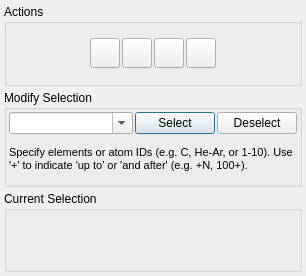
Qt form src/gui/select.ui (trisyoungs/aten) before a commit.
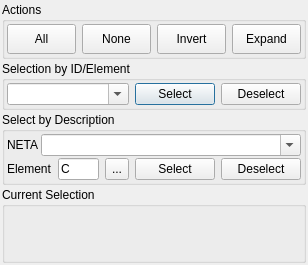
The same form after that commit. Icons and pictures are not drawn.

Commit message: Added NETA selection to Select window.

The edit to the form file:
```diff
--- a/src/gui/select.ui
+++ b/src/gui/select.ui
@@ -5,8 +5,8 @@
    <rect>
     <x>0</x>
     <y>0</y>
-    <width>306</width>
-    <height>276</height>
+    <width>307</width>
+    <height>265</height>
    </rect>
   </property>
   <property name="windowTitle">
@@ -16,40 +16,39 @@
    <iconset resource="icons.qrc">
     <normaloff>:/stackicons/icons/stack_select.svg</normaloff>:/stackicons/icons/stack_select.svg</iconset>
   </property>
-  <layout class="QVBoxLayout" name="verticalLayout_2">
+  <layout class="QVBoxLayout" name="verticalLayout_4">
    <property name="spacing">
-    <number>4</number>
+    <number>2</number>
    </property>
    <property name="margin">
-    <number>4</number>
+    <number>2</number>
    </property>
    <item>
     <widget class="QGroupBox" name="ActionsBox">
+     <property name="sizePolicy">
+      <sizepolicy hsizetype="Preferred" vsizetype="Minimum">
+       <horstretch>0</horstretch>
+       <verstretch>0</verstretch>
+      </sizepolicy>
+     </property>
      <property name="title">
       <string>Actions</string>
      </property>
      <layout class="QHBoxLayout" name="horizontalLayout">
       <property name="spacing">
-       <number>2</number>
+       <number>6</number>
       </property>
       <property name="margin">
        <number>2</number>
       </property>
-      <item>
-       <spacer name="horizontalSpacer">
-        <property name="orientation">
-         <enum>Qt::Horizontal</enum>
-        </property>
-        <property name="sizeHint" stdset="0">
-         <size>
-          <width>40</width>
-          <height>20</height>
-         </size>
-        </property>
-       </spacer>
-      </item>
       <item>
        <widget class="QToolButton" name="SelectAllButton">
+        <property name="sizePolicy">
+         <sizepolicy hsizetype="Minimum" vsizetype="Fixed">
+          <horstretch>0</horstretch>
+          <verstretch>0</verstretch>
+         </sizepolicy>
+        </property>
         <property name="minimumSize">
          <size>
           <width>30</width>
@@ -58,7 +57,7 @@
         </property>
         <property name="maximumSize">
          <size>
-          <width>30</width>
+          <width>654654</width>
           <height>30</height>
          </size>
         </property>
@@ -66,7 +65,7 @@
          <string>Select all atoms in the current model</string>
         </property>
         <property name="text">
-         <string/>
+         <string>All</string>
         </property>
         <property name="icon">
          <iconset resource="icons.qrc">
@@ -78,10 +77,19 @@
           <height>24</height>
          </size>
         </property>
+        <property name="toolButtonStyle">
+         <enum>Qt::ToolButtonTextBesideIcon</enum>
+        </property>
        </widget>
       </item>
       <item>
        <widget class="QToolButton" name="SelectNoneButton">
+        <property name="sizePolicy">
+         <sizepolicy hsizetype="Minimum" vsizetype="Fixed">
+          <horstretch>0</horstretch>
+          <verstretch>0</verstretch>
+         </sizepolicy>
+        </property>
         <property name="minimumSize">
          <size>
           <width>30</width>
@@ -90,7 +98,7 @@
         </property>
         <property name="maximumSize">
          <size>
-          <width>30</width>
+          <width>654</width>
           <height>30</height>
          </size>
         </property>
@@ -98,7 +106,7 @@
          <string>Deselect all atoms in the current model</string>
         </property>
         <property name="text">
-         <string/>
+         <string>None</string>
         </property>
         <property name="icon">
          <iconset resource="icons.qrc">
@@ -110,10 +118,19 @@
           <height>24</height>
          </size>
         </property>
+        <property name="toolButtonStyle">
+         <enum>Qt::ToolButtonTextBesideIcon</enum>
+        </property>
        </widget>
       </item>
       <item>
        <widget class="QToolButton" name="SelectionInvertButton">
+        <property name="sizePolicy">
+         <sizepolicy hsizetype="Minimum" vsizetype="Fixed">
+          <horstretch>0</horstretch>
+          <verstretch>0</verstretch>
+         </sizepolicy>
+        </property>
         <property name="minimumSize">
          <size>
           <width>30</width>
@@ -122,7 +139,7 @@
         </property>
         <property name="maximumSize">
          <size>
-          <width>30</width>
+          <width>654</width>
           <height>30</height>
          </size>
         </property>
@@ -130,7 +147,7 @@
          <string>Invert the current atom selection</string>
         </property>
         <property name="text">
-         <string/>
+         <string>Invert</string>
         </property>
         <property name="icon">
          <iconset resource="icons.qrc">
@@ -142,10 +159,19 @@
           <height>24</height>
          </size>
         </property>
+        <property name="toolButtonStyle">
+         <enum>Qt::ToolButtonTextBesideIcon</enum>
+        </property>
        </widget>
       </item>
       <item>
        <widget class="QToolButton" name="SelectionExpandButton">
+        <property name="sizePolicy">
+         <sizepolicy hsizetype="Minimum" vsizetype="Fixed">
+          <horstretch>0</horstretch>
+          <verstretch>0</verstretch>
+         </sizepolicy>
+        </property>
         <property name="minimumSize">
          <size>
           <width>30</width>
@@ -154,7 +180,7 @@
         </property>
         <property name="maximumSize">
          <size>
-          <width>30</width>
+          <width>654</width>
           <height>30</height>
          </size>
         </property>
@@ -162,7 +188,7 @@
          <string>Expand the current atom selection along bonds</string>
         </property>
         <property name="text">
-         <string/>
+         <string>Expand</string>
         </property>
         <property name="icon">
          <iconset resource="icons.qrc">
@@ -174,28 +200,18 @@
           <height>24</height>
          </size>
         </property>
+        <property name="toolButtonStyle">
+         <enum>Qt::ToolButtonTextBesideIcon</enum>
+        </property>
        </widget>
       </item>
-      <item>
-       <spacer name="horizontalSpacer_2">
-        <property name="orientation">
-         <enum>Qt::Horizontal</enum>
-        </property>
-        <property name="sizeHint" stdset="0">
-         <size>
-          <width>40</width>
-          <height>20</height>
-         </size>
-        </property>
-       </spacer>
-      </item>
      </layout>
     </widget>
    </item>
    <item>
     <widget class="QGroupBox" name="SelectGroup">
      <property name="title">
-      <string>Modify Selection</string>
+      <string>Selection by ID/Element</string>
      </property>
      <layout class="QVBoxLayout" name="verticalLayout">
       <property name="spacing">
@@ -206,6 +222,9 @@
       </property>
       <item>
        <layout class="QHBoxLayout" name="horizontalLayout_2">
+        <property name="spacing">
+         <number>6</number>
+        </property>
         <item>
          <widget class="QComboBox" name="SelectionCombo">
           <property name="sizePolicy">
@@ -241,41 +260,140 @@
         </item>
        </layout>
       </item>
+     </layout>
+    </widget>
+   </item>
+   <item>
+    <widget class="QGroupBox" name="SelectTypeGroup">
+     <property name="title">
+      <string>Select by Description</string>
+     </property>
+     <layout class="QVBoxLayout" name="verticalLayout_2">
+      <property name="spacing">
+       <number>2</number>
+      </property>
+      <property name="margin">
+       <number>2</number>
+      </property>
       <item>
-       <widget class="QLabel" name="DescriptionLabel">
-        <property name="sizePolicy">
-         <sizepolicy hsizetype="Expanding" vsizetype="Preferred">
-          <horstretch>0</horstretch>
-          <verstretch>0</verstretch>
-         </sizepolicy>
+       <layout class="QHBoxLayout" name="horizontalLayout_4">
+        <item>
+         <widget class="QLabel" name="label_2">
+          <property name="sizePolicy">
+           <sizepolicy hsizetype="Minimum" vsizetype="Preferred">
+            <horstretch>0</horstretch>
+            <verstretch>0</verstretch>
+           </sizepolicy>
+          </property>
+          <property name="text">
+           <string>NETA</string>
+          </property>
+         </widget>
+        </item>
+        <item>
+         <widget class="QComboBox" name="TypeNetaCombo">
+          <property name="sizePolicy">
+           <sizepolicy hsizetype="Expanding" vsizetype="Fixed">
+            <horstretch>0</horstretch>
+            <verstretch>0</verstretch>
+           </sizepolicy>
+          </property>
+          <property name="editable">
+           <bool>true</bool>
+          </property>
+         </widget>
+        </item>
+       </layout>
+      </item>
+      <item>
+       <layout class="QHBoxLayout" name="horizontalLayout_3">
+        <property name="spacing">
+         <number>6</number>
         </property>
-        <property name="minimumSize">
-         <size>
-          <width>0</width>
-          <height>46</height>
-         </size>
-        </property>
-        <property name="font">
-         <font>
-          <pointsize>8</pointsize>
-         </font>
-        </property>
-        <property name="text">
-         <string>Specify elements or atom IDs (e.g. C, He-Ar, or 1-10). Use '+' to indicate 'up to' or 'and after' (e.g. +N, 100+).</string>
-        </property>
-        <property name="scaledContents">
-         <bool>true</bool>
-        </property>
-        <property name="wordWrap">
-         <bool>true</bool>
-        </property>
-       </widget>
+        <item>
+         <widget class="QLabel" name="label">
+          <property name="sizePolicy">
+           <sizepolicy hsizetype="Minimum" vsizetype="Preferred">
+            <horstretch>0</horstretch>
+            <verstretch>0</verstretch>
+           </sizepolicy>
+          </property>
+          <property name="text">
+           <string>Element</string>
+          </property>
+         </widget>
+        </item>
+        <item>
+         <widget class="QLineEdit" name="TypeElementEdit">
+          <property name="sizePolicy">
+           <sizepolicy hsizetype="Minimum" vsizetype="Fixed">
+            <horstretch>0</horstretch>
+            <verstretch>0</verstretch>
+           </sizepolicy>
+          </property>
+          <property name="maximumSize">
+           <size>
+            <width>41</width>
+            <height>16777215</height>
+           </size>
+          </property>
+          <property name="inputMask">
+           <string>Aaa; </string>
+          </property>
+          <property name="text">
+           <string>C</string>
+          </property>
+          <property name="maxLength">
+           <number>3</number>
+          </property>
+         </widget>
+        </item>
+        <item>
+         <widget class="QToolButton" name="TypeSelectElementButton">
+          <property name="maximumSize">
+           <size>
+            <width>25</width>
+            <height>25</height>
+           </size>
+          </property>
+          <property name="text">
+           <string>...</string>
+          </property>
+         </widget>
+        </item>
+        <item>
+         <widget class="QPushButton" name="SelectTypeButton">
+          <property name="toolTip">
+           <string>Select atoms according to the supplied expression</string>
+          </property>
+          <property name="text">
+           <string>Select</string>
+          </property>
+         </widget>
+        </item>
+        <item>
+         <widget class="QPushButton" name="DeselectTypeButton">
+          <property name="toolTip">
+           <string>Deselect atoms according to the supplied expression</string>
+          </property>
+          <property name="text">
+           <string>Deselect</string>
+          </property>
+         </widget>
+        </item>
+       </layout>
       </item>
      </layout>
     </widget>
    </item>
    <item>
     <widget class="QGroupBox" name="DetailsGroup">
+     <property name="sizePolicy">
+      <sizepolicy hsizetype="Preferred" vsizetype="Expanding">
+       <horstretch>0</horstretch>
+       <verstretch>0</verstretch>
+      </sizepolicy>
+     </property>
      <property name="title">
       <string>Current Selection</string>
      </property>
```
Left out of the diff: 4 changed lines with no effect on the pictures. The commit also changes 4 other files.
